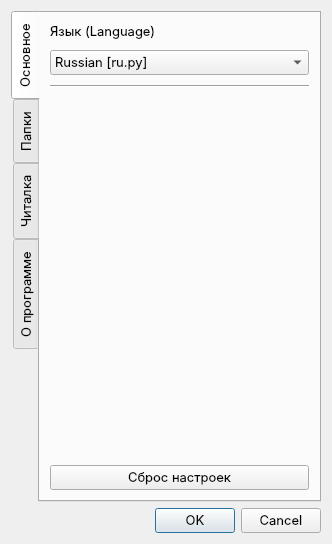
This is sources/interface/ui/settings.ui in zesviq/itogovi11 as Qt 5 draws it before an edit. The edited form follows.
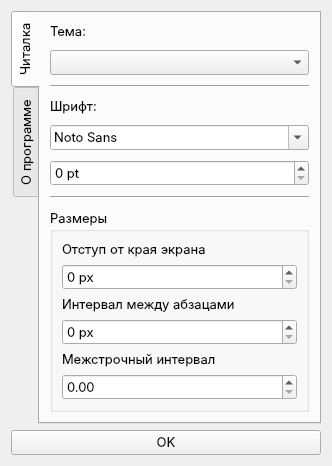
This is the edited form.

What changed in the file:
```diff
--- a/sources/interface/ui/settings.ui
+++ b/sources/interface/ui/settings.ui
@@ -6,8 +6,8 @@
    <rect>
     <x>0</x>
     <y>0</y>
-    <width>305</width>
-    <height>521</height>
+    <width>321</width>
+    <height>450</height>
    </rect>
   </property>
   <property name="font">
@@ -55,113 +55,11 @@
      <property name="tabBarAutoHide">
       <bool>false</bool>
      </property>
-     <widget class="QWidget" name="tab_main">
-      <attribute name="title">
-       <string>Основное</string>
-      </attribute>
-      <layout class="QVBoxLayout" name="verticalLayout_2">
-       <property name="spacing">
-        <number>10</number>
-       </property>
-       <property name="sizeConstraint">
-        <enum>QLayout::SizeConstraint::SetNoConstraint</enum>
-       </property>
-       <property name="leftMargin">
-        <number>10</number>
-       </property>
-       <property name="topMargin">
-        <number>10</number>
-       </property>
-       <property name="rightMargin">
-        <number>10</number>
-       </property>
-       <property name="bottomMargin">
-        <number>10</number>
-       </property>
-       <item>
-        <widget class="QLabel" name="label_lang">
-         <property name="text">
-          <string>Язык (Language)</string>
-         </property>
-        </widget>
-       </item>
-       <item>
-        <widget class="QComboBox" name="select_lang">
-         <item>
-          <property name="text">
-           <string>Russian [ru.py]</string>
-          </property>
-         </item>
-         <item>
-          <property name="text">
-           <string>English [en.py]</string>
-          </property>
-         </item>
-        </widget>
-       </item>
-       <item>
-        <widget class="Line" name="line">
-         <property name="orientation">
-          <enum>Qt::Orientation::Horizontal</enum>
-         </property>
-        </widget>
-       </item>
-       <item>
-        <spacer name="verticalSpacer">
-         <property name="orientation">
-          <enum>Qt::Orientation::Vertical</enum>
-         </property>
-         <property name="sizeHint" stdset="0">
-          <size>
-           <width>20</width>
-           <height>40</height>
-          </size>
-         </property>
-        </spacer>
-       </item>
-       <item>
-        <widget class="QPushButton" name="pushButton">
-         <property name="text">
-          <string>Сброс настроек</string>
-         </property>
-        </widget>
-       </item>
-      </layout>
-     </widget>
-     <widget class="QWidget" name="tab_folders">
-      <attribute name="title">
-       <string>Папки</string>
-      </attribute>
-      <layout class="QVBoxLayout" name="verticalLayout_3">
-       <property name="spacing">
-        <number>10</number>
-       </property>
-       <property name="leftMargin">
-        <number>10</number>
-       </property>
-       <property name="topMargin">
-        <number>10</number>
-       </property>
-       <property name="rightMargin">
-        <number>10</number>
-       </property>
-       <property name="bottomMargin">
-        <number>10</number>
-       </property>
-       <item>
-        <widget class="QTableView" name="tableView">
-         <property name="contextMenuPolicy">
-          <enum>Qt::ContextMenuPolicy::NoContextMenu</enum>
-         </property>
-        </widget>
-       </item>
-      </layout>
-     </widget>
      <widget class="QWidget" name="tab_reader">
       <attribute name="title">
        <string>Читалка</string>
       </attribute>
-      <layout class="QVBoxLayout" name="verticalLayout_4" stretch="0,0,0,0,0,0,0,0,0,0,0">
+      <layout class="QVBoxLayout" name="verticalLayout_4" stretch="0,0,0,0,0,0,0,0,0">
        <property name="spacing">
         <number>10</number>
        </property>
@@ -177,6 +75,23 @@
        <property name="bottomMargin">
         <number>10</number>
        </property>
+       <item>
+        <widget class="QLabel" name="label_font_2">
+         <property name="text">
+          <string>Тема:</string>
+         </property>
+        </widget>
+       </item>
+       <item>
+        <widget class="QComboBox" name="theme"/>
+       </item>
+       <item>
+        <widget class="Line" name="line">
+         <property name="orientation">
+          <enum>Qt::Orientation::Horizontal</enum>
+         </property>
+        </widget>
+       </item>
        <item>
         <widget class="QLabel" name="label_font">
          <property name="text">
@@ -222,41 +137,6 @@
          </property>
         </widget>
        </item>
-       <item>
-        <widget class="QLabel" name="label_text_align">
-         <property name="text">
-          <string>Выравнивание:</string>
-         </property>
-        </widget>
-       </item>
-       <item>
-        <widget class="QRadioButton" name="radioButton">
-         <property name="text">
-          <string>По левому краю</string>
-         </property>
-        </widget>
-       </item>
-       <item>
-        <widget class="QRadioButton" name="radioButton_2">
-         <property name="text">
-          <string>По ширине</string>
-         </property>
-        </widget>
-       </item>
-       <item>
-        <widget class="QLabel" name="label_other">
-         <property name="text">
-          <string>Прочее:</string>
-         </property>
-        </widget>
-       </item>
-       <item>
-        <widget class="QCheckBox" name="checkBox_2">
-         <property name="text">
-          <string>Перенос слов</string>
-         </property>
-        </widget>
-       </item>
        <item>
         <widget class="QGroupBox" name="group_sizes">
          <property name="title">
@@ -373,18 +253,11 @@
     </widget>
    </item>
    <item>
-    <layout class="QHBoxLayout" name="horizontalLayout">
-     <item>
-      <widget class="QDialogButtonBox" name="buttonBox">
-       <property name="standardButtons">
-        <set>QDialogButtonBox::StandardButton::Cancel|QDialogButtonBox::StandardButton::Ok</set>
-       </property>
-       <property name="centerButtons">
-        <bool>false</bool>
-       </property>
-      </widget>
-     </item>
-    </layout>
+    <widget class="QPushButton" name="ok">
+     <property name="text">
+      <string>OK</string>
+     </property>
+    </widget>
    </item>
   </layout>
  </widget>
```
